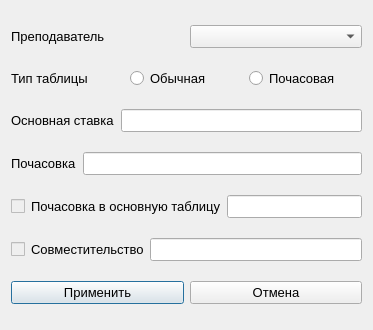
Qt form UI/addWorkTable.ui (AncharGilgamesh/loadist) before a commit.
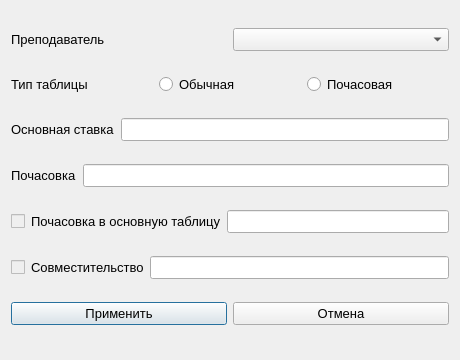
The same form after that commit.

```diff
--- a/UI/addWorkTable.ui
+++ b/UI/addWorkTable.ui
@@ -6,8 +6,8 @@
    <rect>
     <x>0</x>
     <y>0</y>
-    <width>373</width>
-    <height>330</height>
+    <width>460</width>
+    <height>360</height>
    </rect>
   </property>
   <property name="font">
```
